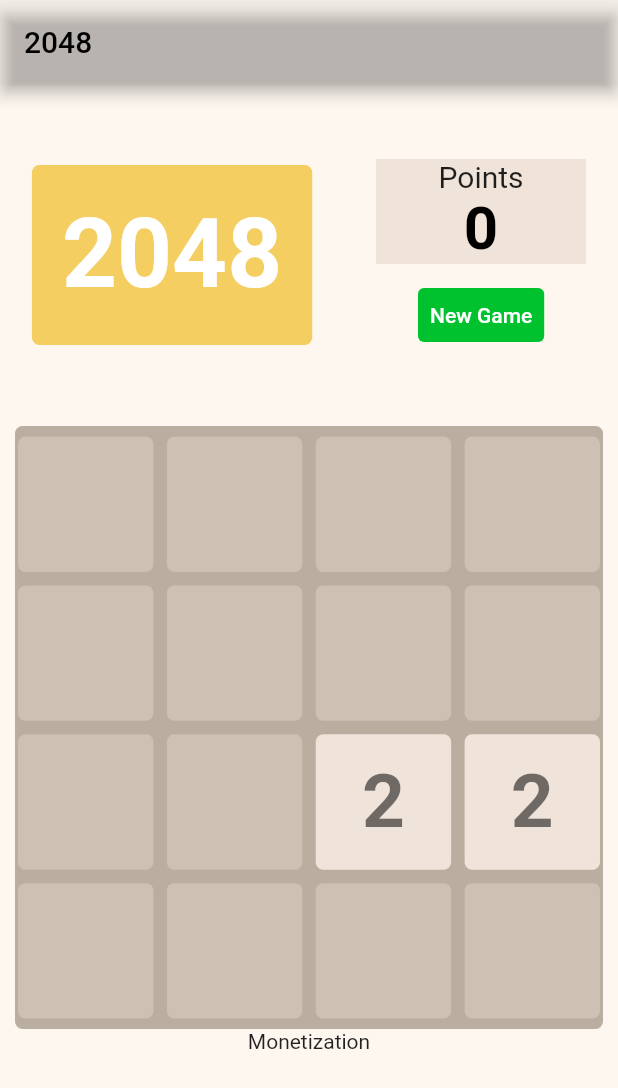
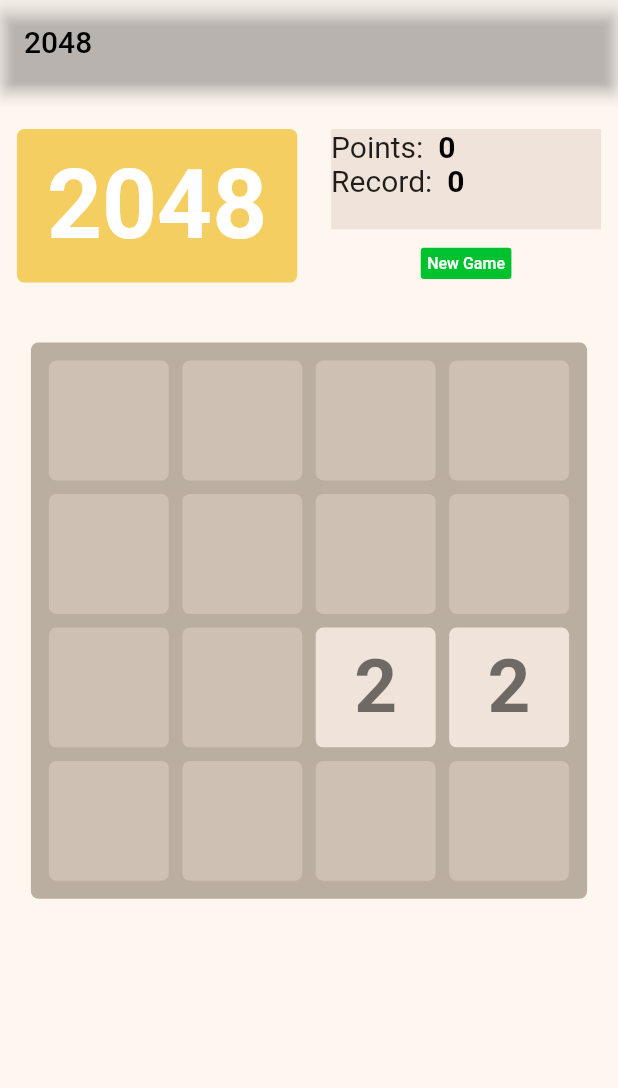
Before and after one commit to josajunior81/2048-flutter, a Flutter app: the screen it shows after launch, after a tap on "New Game", on a phone screen of 412 x 824 dp. Shown: the top 1088 px of the screen. Run offline on Flutter 3.47's test engine with Material 2 defaults, Android fonts, the phone set to English and light mode, and no system bars; drawn by our look-alikes of auto_size_text; our stand-ins replace firebase_core, google_mobile_ads; accounts and stored records are empty; network calls fail.

Commit message:
A lot of optimizations

```diff
--- /dev/null
+++ b/lib/ad_helper.dart
@@ -0,0 +1,23 @@
+import 'package:flutter/cupertino.dart';
+import 'package:google_mobile_ads/google_mobile_ads.dart';
+
+class AdHelper {
+  static String bannerAdUnitId = "ca-app-pub-1180552025950359/6315208248";
+
+  static BannerAdListener adListener() => BannerAdListener(
+    // Called when an ad is successfully received.
+    onAdLoaded: (Ad ad) => debugPrint('Ad loaded.'),
+    // Called when an ad request failed.
+    onAdFailedToLoad: (Ad ad, LoadAdError error) {
+      // Dispose the ad here to free resources.
+      ad.dispose();
+      debugPrint('Ad failed to load: $error');
+    },
+    // Called when an ad opens an overlay that covers the screen.
+    onAdOpened: (Ad ad) => debugPrint('Ad opened.'),
+    // Called when an ad removes an overlay that covers the screen.
+    onAdClosed: (Ad ad) => debugPrint('Ad closed.'),
+    // Called when an impression occurs on the ad.
+    onAdImpression: (Ad ad) => debugPrint('Ad impression.'),
+  );
+}
--- a/lib/game.dart
+++ b/lib/game.dart
@@ -1,10 +1,12 @@
 import 'dart:math';
 
+import 'package:auto_size_text/auto_size_text.dart';
 import 'package:flutter/material.dart';
 import 'package:flutter/services.dart';
-
+import 'package:game_2048/ad_helper.dart';
 import 'package:game_2048/model/block.dart';
 import 'package:game_2048/model/enum_block.dart';
+import 'package:google_mobile_ads/google_mobile_ads.dart';
 
 import 'consts.dart';
 
@@ -48,14 +50,31 @@ class _GameBoardState extends State<GameBoard> with TickerProviderStateMixin {
   final _random = Random();
 
   late final totalBlocks = widget.blocksPerLine * widget.blocksPerLine;
-  late final boardSize = MediaQuery.of(context).size.width - 10;
-  late final cellSize = (boardSize / widget.blocksPerLine) - 12.0;
+  late final boardSize = MediaQuery.of(context).size.width * 0.9;
+  late final cellSize = (boardSize / widget.blocksPerLine);
+
+  late final infoSize = MediaQuery.of(context).size.height * 0.1;
   late List<List<Block>> grid;
 
   ValueNotifier<num> points = ValueNotifier(0);
   int movesCounter = 0;
   bool hasMoved = false;
   bool gameOver = false;
+
+  bool isBannerAdReady = false;
+  late final BannerAd bannerAd = BannerAd(
+    adUnitId: AdHelper.bannerAdUnitId,
+    request: AdRequest(),
+    size: AdSize.banner,
+    listener: AdHelper.adListener(),
+  );
+
+  @override
+  void initState() {
+    super.initState();
+    bannerAd.load();
+    debugPrint("width ${bannerAd.size.width}");
+  }
 
   @override
   void didChangeDependencies() {
@@ -70,7 +89,18 @@ class _GameBoardState extends State<GameBoard> with TickerProviderStateMixin {
         element.animationController.dispose();
       }
     }
+    bannerAd.dispose();
     super.dispose();
+  }
+
+  Future<InitializationStatus> initGoogleMobileAds() async {
+    final requestConfiguration = RequestConfiguration(
+        testDeviceIds: ["1EEE4D3585B9B6CF5E2F2A80E029FFD9"]);
+    await MobileAds.instance.updateRequestConfiguration(requestConfiguration);
+    final status = await MobileAds.instance.initialize();
+    debugPrint(
+        "ads ${(await MobileAds.instance.getRequestConfiguration()).testDeviceIds}");
+    return status;
   }
 
   newGame() {
@@ -116,8 +146,7 @@ class _GameBoardState extends State<GameBoard> with TickerProviderStateMixin {
               var colorAnimation = blockNumber.value == 0
                   ? blockNumber.backAnimation.animate(block.animationController)
                   : blockNumber.animation.animate(block.animationController);
-
-              var fontSize = blockNumber.value < 100 ? 50.0 : 40.0;
+              var fontSize = 50.0;
               var variation = block.canMerge ? 0 : 20;
               var sizeAnimation = TweenSequence<double>([
                 TweenSequenceItem(
@@ -136,12 +165,12 @@ class _GameBoardState extends State<GameBoard> with TickerProviderStateMixin {
               return AnimatedBuilder(
                 animation: block.animationController,
                 builder: (context, wid) => Container(
-                  height: cellSize,
+                  height: cellSize - 20,
                   decoration: BoxDecoration(
                       borderRadius: BorderRadius.circular(5.0),
                       color: colorAnimation.value),
                   child: Center(
-                    child: Text(
+                    child: AutoSizeText(
                       blockNumber.value == 0 ? "" : "${blockNumber.value}",
                       style: TextStyle(
                           fontSize: sizeAnimation.value,
@@ -291,9 +320,7 @@ class _GameBoardState extends State<GameBoard> with TickerProviderStateMixin {
   }
 
   isGameOver() {
-    setState(() => {
-      gameOver = !checkAvalibleMoves()
-    });
+    setState(() => {gameOver = !checkAvalibleMoves()});
   }
 
   bool checkAvalibleMoves() {
@@ -360,24 +387,27 @@ class _GameBoardState extends State<GameBoard> with TickerProviderStateMixin {
       appBar: AppBar(
         title: Text(widget.title),
       ),
-      body: Stack(
+      body: FutureBuilder<void>(
+        future: initGoogleMobileAds(),
+        builder: (context, snapshot) {
+          return Stack(
             children: [
               Column(
                 children: [
                   Container(
-                margin: const EdgeInsets.symmetric(vertical: 50),
+                    height: infoSize + 20,
+                    margin: const EdgeInsets.symmetric(vertical: 30),
                     child: Row(
                       mainAxisAlignment: MainAxisAlignment.spaceAround,
                       children: [
                         Container(
-                      height: 120,
                           decoration: BoxDecoration(
                               borderRadius: BorderRadius.circular(5.0),
                               color: BlockNumber.NINE.color),
                           child: const Center(
                             child: Padding(
                               padding: EdgeInsets.symmetric(horizontal: 20),
-                          child: Text(
+                              child: AutoSizeText(
                                 "2048",
                                 style: TextStyle(
                                     color: Colors.white,
@@ -390,26 +420,31 @@ class _GameBoardState extends State<GameBoard> with TickerProviderStateMixin {
                         Column(
                           mainAxisAlignment: MainAxisAlignment.start,
                           children: [
-                        Container(
-                          width: 140,
+                            Expanded(
+                              flex: 3,
+                              child: Container(
+                                width: 180,
                                 margin: const EdgeInsets.only(bottom: 10),
                                 decoration: const BoxDecoration(
-                              color: Color.fromARGB(255, 240, 228, 218)),
+                                    color: Color.fromRGBO(240, 228, 218, 1)),
                                 child: Column(
                                   children: [
-                              const Text(
-                                "Points",
+                                    Row(
+                                      children: [
+                                        const AutoSizeText(
+                                          "Points: ",
                                           style: TextStyle(fontSize: 20),
                                         ),
                                         Padding(
-                                padding:
-                                    const EdgeInsets.symmetric(horizontal: 5),
+                                          padding: const EdgeInsets.symmetric(
+                                              horizontal: 5),
                                           child: ValueListenableBuilder(
                                             valueListenable: points,
-                                  builder: (context, value, child) => Text(
+                                            builder: (context, value, child) =>
+                                                AutoSizeText(
                                               "${points.value}",
                                               style: const TextStyle(
-                                        fontSize: 40,
+                                                  fontSize: 20,
                                                   color: Colors.black,
                                                   fontWeight: FontWeight.bold),
                                             ),
@@ -417,10 +452,39 @@ class _GameBoardState extends State<GameBoard> with TickerProviderStateMixin {
                                         ),
                                       ],
                                     ),
-                        ),
                                     Row(
                                       children: [
-                            TextButton(
+                                        const AutoSizeText(
+                                          "Record: ",
+                                          style: TextStyle(fontSize: 20),
+                                        ),
+                                        Padding(
+                                          padding: const EdgeInsets.symmetric(
+                                              horizontal: 5),
+                                          child: ValueListenableBuilder(
+                                            valueListenable: points,
+                                            builder: (context, value, child) =>
+                                                AutoSizeText(
+                                              "${points.value}",
+                                              style: const TextStyle(
+                                                  fontSize: 20,
+                                                  color: Colors.black,
+                                                  fontWeight: FontWeight.bold),
+                                            ),
+                                          ),
+                                        ),
+                                      ],
+                                    ),
+                                  ],
+                                ),
+                              ),
+                            ),
+                            Expanded(
+                              child: Row(
+                                children: [
+                                  FittedBox(
+                                    fit: BoxFit.fitHeight,
+                                    child: TextButton(
                                         style: ButtonStyle(
                                           foregroundColor:
                                           MaterialStateProperty.all<Color>(
@@ -430,9 +494,11 @@ class _GameBoardState extends State<GameBoard> with TickerProviderStateMixin {
                                               BlockNumber.ELEVEN.color),
                                         ),
                                         onPressed: () => newGame(),
-                                child: const Text("New Game")),
+                                        child: const AutoSizeText("New Game", style: TextStyle(fontSize: 20),)),
+                                  )
                                 ],
-                        )
+                              ),
+                            ),
                           ],
                         ),
                       ],
@@ -440,10 +506,14 @@ class _GameBoardState extends State<GameBoard> with TickerProviderStateMixin {
                   ),
                   Container(
                     height: boardSize,
+                    width: boardSize,
                     decoration: BoxDecoration(
                         borderRadius: BorderRadius.circular(5.0),
                         color: const Color(0xffb9aea0)),
-                margin: const EdgeInsets.symmetric(horizontal: 10),
+                    margin: const EdgeInsets.symmetric(
+                        vertical: 10, horizontal: 10),
+                    padding:
+                        const EdgeInsets.symmetric(vertical: 5, horizontal: 10),
                     child: GestureDetector(
                       onVerticalDragStart: (dragDetails) {
                         startVerticalDragDetails = dragDetails;
@@ -452,9 +522,11 @@ class _GameBoardState extends State<GameBoard> with TickerProviderStateMixin {
                         updateVerticalDragDetails = dragDetails;
                       },
                       onVerticalDragEnd: (endDetails) {
-                    double dx = updateVerticalDragDetails!.globalPosition.dx -
+                        double dx =
+                            updateVerticalDragDetails!.globalPosition.dx -
                                 startVerticalDragDetails!.globalPosition.dx;
-                    double dy = updateVerticalDragDetails!.globalPosition.dy -
+                        double dy =
+                            updateVerticalDragDetails!.globalPosition.dy -
                                 startVerticalDragDetails!.globalPosition.dy;
                         double velocity = endDetails.primaryVelocity!;
                         //Convert values to be positive
@@ -478,13 +550,16 @@ class _GameBoardState extends State<GameBoard> with TickerProviderStateMixin {
                         updateHorizontalDragDetails = dragDetails;
                       },
                       onHorizontalDragEnd: (endDetails) {
-                    double dx = updateHorizontalDragDetails!.globalPosition.dx -
+                        double dx =
+                            updateHorizontalDragDetails!.globalPosition.dx -
                                 startHorizontalDragDetails!.globalPosition.dx;
 
-                    double dy = updateHorizontalDragDetails!.globalPosition.dy -
+                        double dy =
+                            updateHorizontalDragDetails!.globalPosition.dy -
                                 startHorizontalDragDetails!.globalPosition.dy;
 
-                    double velocity = endDetails.primaryVelocity!.toDouble();
+                        double velocity =
+                            endDetails.primaryVelocity!.toDouble();
 
                         if (dx < 0) dx = -dx;
                         if (dy < 0) dy = -dy;
@@ -493,7 +568,8 @@ class _GameBoardState extends State<GameBoard> with TickerProviderStateMixin {
 
                         if (dx < horizontalSwipeMinDisplacement) return;
                         if (dy > horizontalSwipeMaxHeightThreshold) return;
-                    if (positiveVelocity < horizontalSwipeMinVelocity) return;
+                        if (positiveVelocity < horizontalSwipeMinVelocity)
+                          return;
 
                         if (velocity < 0) {
                           swipe(Direction.left);
@@ -520,7 +596,13 @@ class _GameBoardState extends State<GameBoard> with TickerProviderStateMixin {
                       ),
                     ),
                   ),
-              const Text("Monetization"),
+                  if (isBannerAdReady)
+                    Container(
+                      alignment: Alignment.center,
+                      child: AdWidget(ad: bannerAd),
+                      width: bannerAd.size.width.toDouble(),
+                      height: bannerAd.size.height.toDouble(),
+                    ),
                 ],
               ),
               gameOver
@@ -577,6 +659,8 @@ class _GameBoardState extends State<GameBoard> with TickerProviderStateMixin {
                     )
                   : Container(),
             ],
+          );
+        },
       ),
     );
   }
--- a/lib/main.dart
+++ b/lib/main.dart
@@ -1,15 +1,16 @@
 import 'package:firebase_core/firebase_core.dart';
+import 'package:flutter/services.dart';
 import 'package:game_2048/game.dart';
-import 'package:google_mobile_ads/google_mobile_ads.dart';
 import 'firebase_options.dart';
 import 'package:flutter/material.dart';
 
 void main() async {
-  // await Firebase.initializeApp(
-  //   options: DefaultFirebaseOptions.currentPlatform,
-  // );
   WidgetsFlutterBinding.ensureInitialized();
-  MobileAds.instance.initialize();
 
-  runApp(const Game());
+  await Firebase.initializeApp(
+    options: DefaultFirebaseOptions.currentPlatform,
+  );
+
+  SystemChrome.setPreferredOrientations([DeviceOrientation.portraitUp])
+      .then((value) => runApp(const Game()));
 }
```
Also changed, not shown: pubspec.yaml (+10 -0 lines), assets/2048_logo.svg (added), assets/images/logo-1024x500.png (added), assets/images/logo-512x512.png (added), assets/images/logo.png (added), lib/firebase_options.dart, pubspec.lock, 26 other files. Lines whose indentation alone changed are shown as unchanged.
